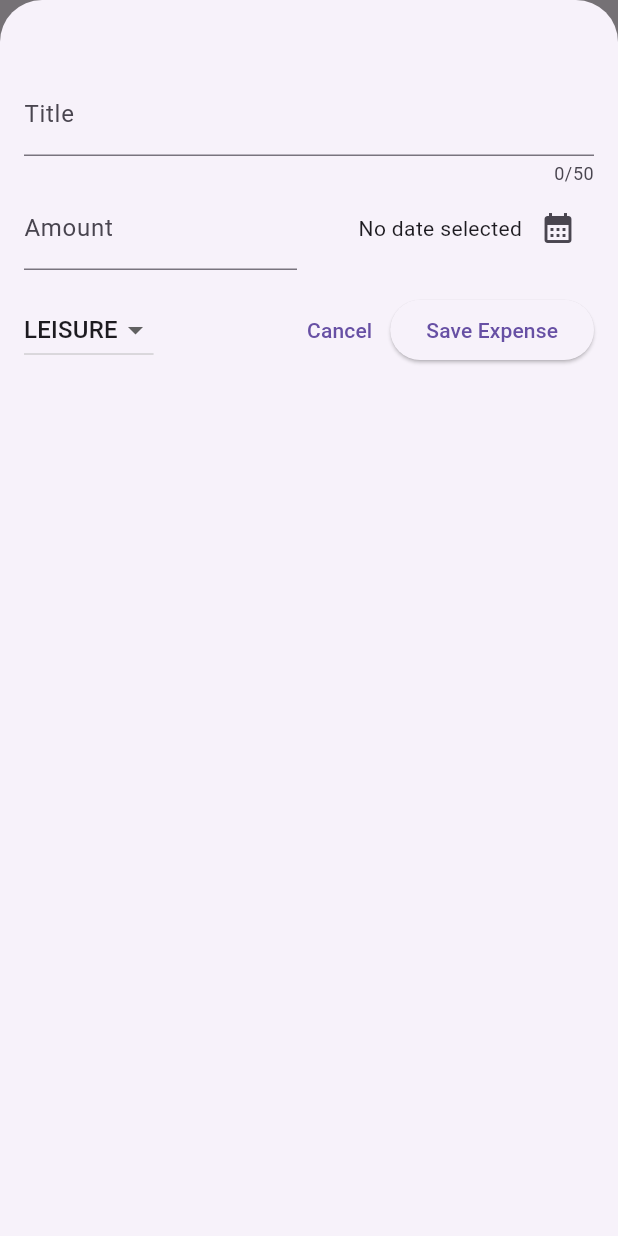
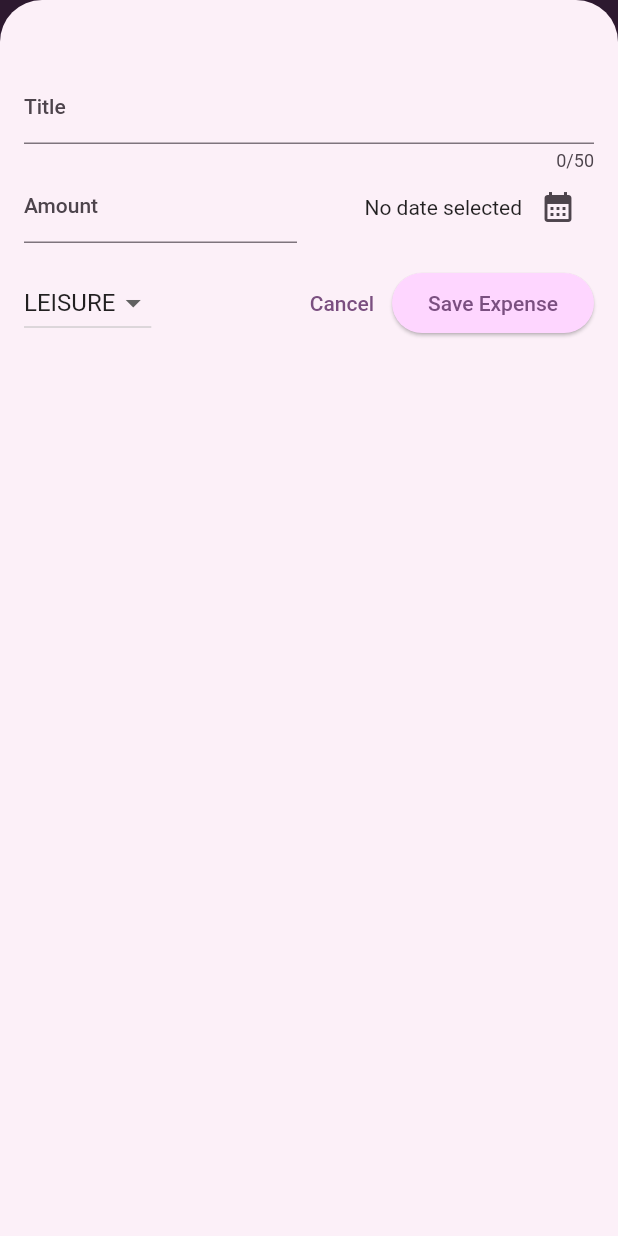
Before and after one commit to voidchef/expense_tracker, a Flutter app: the screen it shows after launch, after a tap on the "add" icon, on a phone screen of 412 x 824 dp. Run offline on Flutter 3.47's test engine with Material 2 defaults, Android fonts, the phone set to English and light mode, and no system bars.

Commit message:
chore: theme adjustments

```diff
--- a/lib/main.dart
+++ b/lib/main.dart
@@ -2,10 +2,37 @@ import 'package:flutter/material.dart';
 
 import 'package:expense_tracker/widgets/expenses.dart';
 
+var kColorScheme = ColorScheme.fromSeed(
+  seedColor: const Color.fromARGB(255, 96, 59, 101),
+);
+
 void main() {
   runApp(
     MaterialApp(
-      theme: ThemeData(useMaterial3: true),
+      theme: ThemeData().copyWith(
+        useMaterial3: true,
+        colorScheme: kColorScheme,
+        appBarTheme: const AppBarTheme().copyWith(
+          backgroundColor: kColorScheme.onPrimaryContainer,
+          foregroundColor: kColorScheme.primaryContainer,
+        ),
+        cardTheme: const CardTheme().copyWith(
+          color: kColorScheme.secondaryContainer,
+          margin: const EdgeInsets.symmetric(horizontal: 16, vertical: 8),
+        ),
+        elevatedButtonTheme: ElevatedButtonThemeData(
+          style: ElevatedButton.styleFrom(
+            backgroundColor: kColorScheme.primaryContainer,
+          ),
+        ),
+        textTheme: ThemeData().textTheme.copyWith(
+              titleLarge: TextStyle(
+                fontWeight: FontWeight.bold,
+                color: kColorScheme.onSecondaryContainer,
+                fontSize: 16,
+              ),
+            ),
+      ),
       home: const Expenses(),
     ),
   );
--- a/lib/widgets/expenses_list/expense_item.dart
+++ b/lib/widgets/expenses_list/expense_item.dart
@@ -16,8 +16,12 @@ class ExpenseItem extends StatelessWidget {
           vertical: 16,
         ),
         child: Column(
+          crossAxisAlignment: CrossAxisAlignment.start,
           children: [
-            Text(expense.title),
+            Text(
+              expense.title,
+              style: Theme.of(context).textTheme.titleLarge,
+            ),
             const SizedBox(height: 4),
             Row(
               children: [
--- a/lib/widgets/expenses_list/expenses_list.dart
+++ b/lib/widgets/expenses_list/expenses_list.dart
@@ -22,6 +22,11 @@ class ExpensesList extends StatelessWidget {
           onRemoveExpense(expenses[index]);
         },
         key: ValueKey(expenses[index]),
+        background: Container(
+          color: Theme.of(context).colorScheme.error.withOpacity(0.75),
+          margin: EdgeInsets.symmetric(
+              horizontal: Theme.of(context).cardTheme.margin!.horizontal),
+        ),
         child: ExpenseItem(
           expenses[index],
         ),
```
